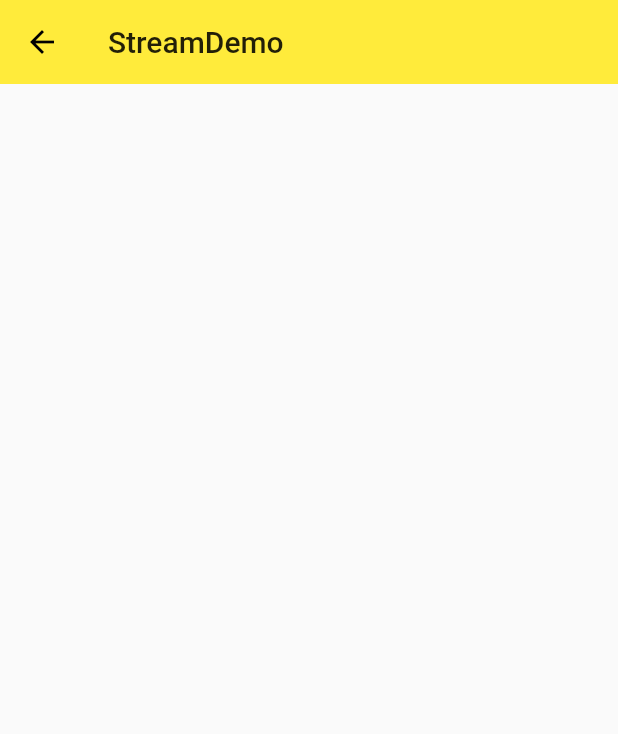
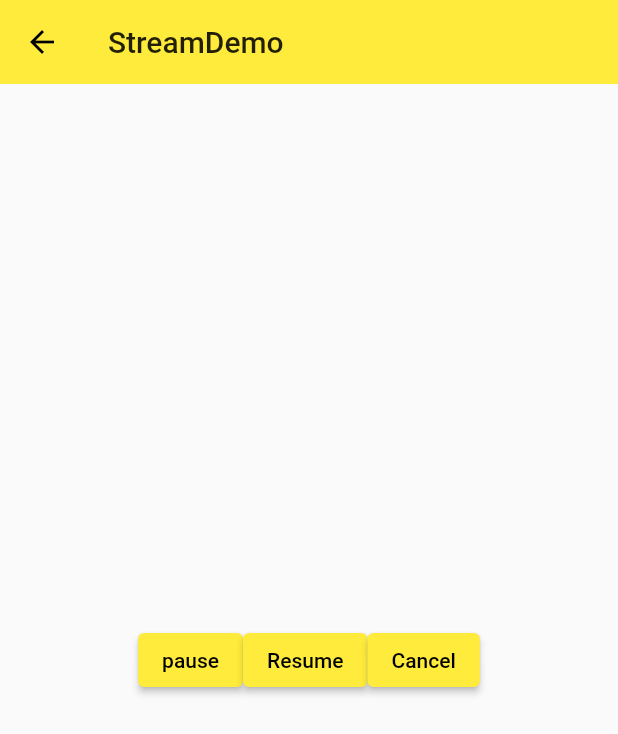
Before and after one commit to Jesen0823/flutter_grit, a Flutter app: the screen it shows after launch, on a phone screen of 412 x 824 dp. Shown: the top 734 px of the screen. Run offline on Flutter 3.47's test engine with Material 2 defaults, Android fonts, the phone set to English and light mode, and no system bars.

Commit message:
暂停，恢复，取消Stream的订阅subscription

```diff
--- a/lib/demo/srtream/stream_demo.dart
+++ b/lib/demo/srtream/stream_demo.dart
@@ -1,3 +1,5 @@
+import 'dart:async';
+
 import 'package:flutter/material.dart';
 
 class StreamDemo extends StatelessWidget {
@@ -23,6 +25,7 @@ class StreamDemoHome extends StatefulWidget {
 }
 
 class _StreamDemoHomeState extends State<StreamDemoHome> {
+ late StreamSubscription _streanDemoSubscription;
 
   @override
   void initState() {
@@ -31,7 +34,8 @@ class _StreamDemoHomeState extends State<StreamDemoHome> {
     print('start create a stream.');
     Stream<String> _streamDemo = Stream.fromFuture(fetchData());
     print('start listen stream.');
-    _streamDemo.listen(_onData,onError: _onError,onDone: _onDone);
+    _streanDemoSubscription
+    = _streamDemo.listen(_onData,onError: _onError,onDone: _onDone);
     print('initialize completed..');
   }
 
@@ -47,14 +51,47 @@ class _StreamDemoHomeState extends State<StreamDemoHome> {
     print('Done!');
   }
 
+  void _pauseStream(){
+    print('Pause subscription');
+    _streanDemoSubscription.pause();
+  }
+ void _resumeStream(){
+   print('Resume subscription');
+   _streanDemoSubscription.resume();
+ }
+ void _cancelStream(){
+   print('Cancel subscription');
+   _streanDemoSubscription.cancel();
+ }
+
   Future<String> fetchData() async{
-    await Future.delayed(Duration(seconds: 5));
+    await Future.delayed(Duration(seconds: 10));
     throw('error happen!');
     //return 'hello:';
   }
 
   @override
   Widget build(BuildContext context) {
-    return Container();
+    return Container(
+      child: Center(
+        child: Row(
+          mainAxisAlignment: MainAxisAlignment.center,
+          children: [
+            ElevatedButton(
+                onPressed: _pauseStream,
+                child: Text('pause'),
+            ),
+            ElevatedButton(
+              onPressed: _resumeStream,
+              child: Text('Resume'),
+            ),
+            ElevatedButton(
+              onPressed: _cancelStream,
+              child: Text('Cancel'),
+            ),
+          ],
+        ),
+      ),
+    );
   }
 }
```
